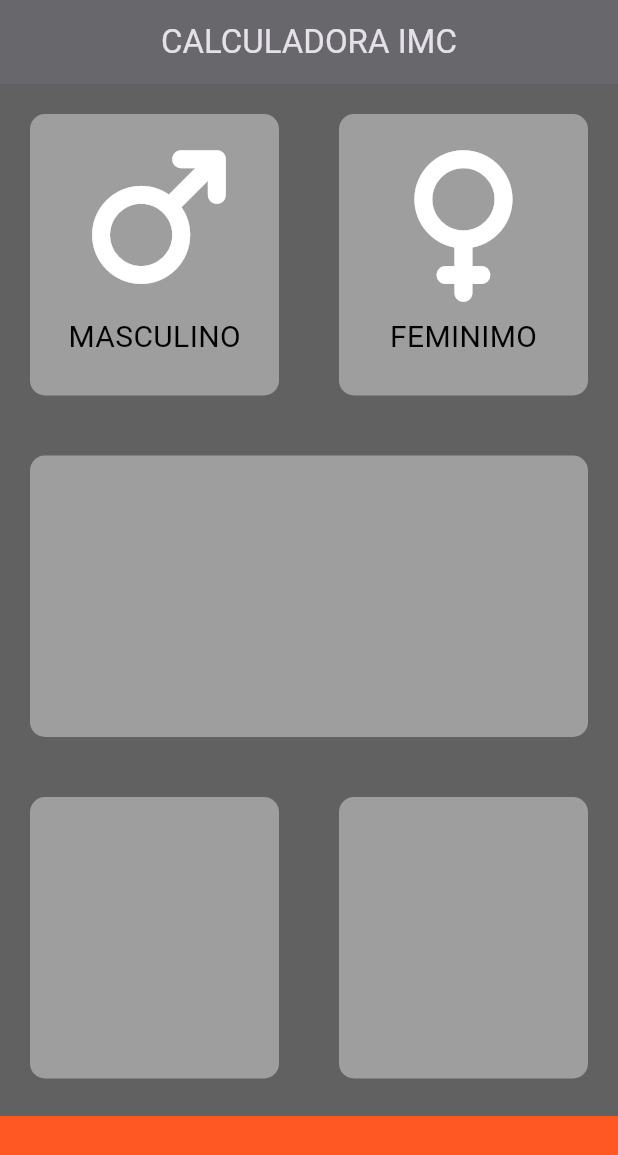
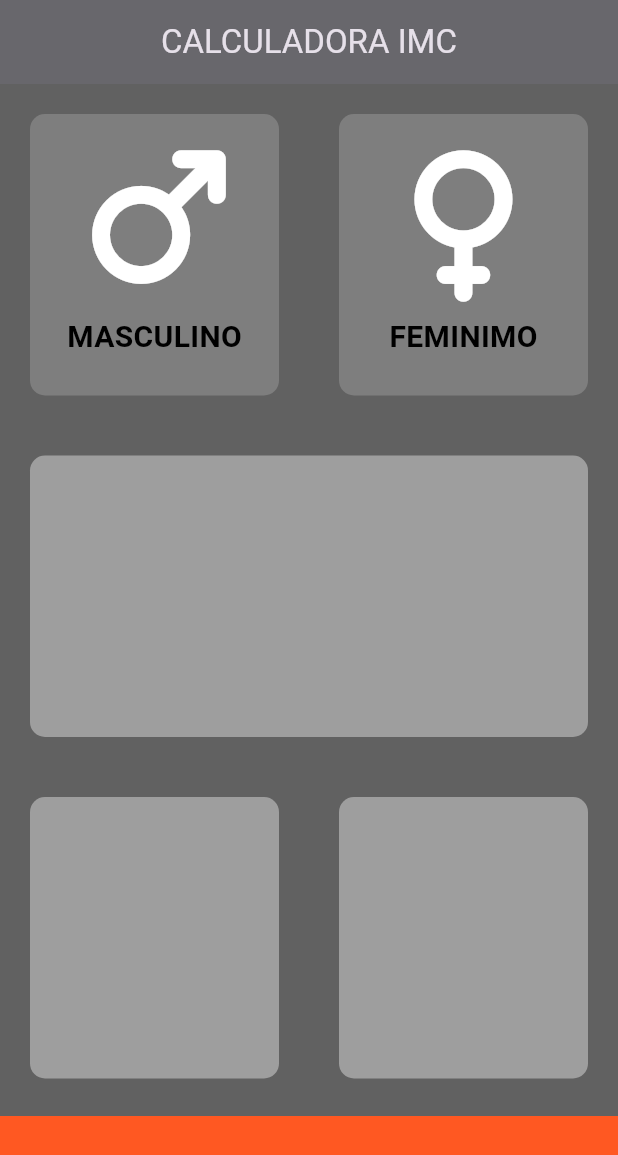
Before and after one commit to PauloDev13/imccalc-flutter, a Flutter app: the screen it shows after launch, on a phone screen of 412 x 824 dp. Shown: the top 1155 px of the screen. Run offline on Flutter 3.47's test engine with Material 3 defaults, Android fonts, the phone set to English and light mode, and no system bars; our stand-ins replace font_awesome_flutter.

Commit message:
Using enums to change card color

```diff
--- /dev/null
+++ b/lib/cartao_padrao.dart
@@ -0,0 +1,25 @@
+import 'package:flutter/material.dart';
+
+class CartaoPadrao extends StatelessWidget {
+  // propriedade que será informada
+  final Color cor;
+  final Widget? filhosCartao;
+  // construtor
+  const CartaoPadrao({
+    super.key,
+    required this.cor,
+    this.filhosCartao,
+  });
+
+  @override
+  Widget build(BuildContext context) {
+    return Container(
+      margin: EdgeInsets.all(20.0),
+      decoration: BoxDecoration(
+        color: cor,
+        borderRadius: BorderRadius.circular(10.0),
+      ),
+      child: filhosCartao,
+    );
+  }
+}
--- /dev/null
+++ b/lib/conteudo_icone.dart
@@ -0,0 +1,36 @@
+import 'package:flutter/material.dart';
+
+const descricaoTextStyle = TextStyle(
+  fontSize: 20.0,
+  color: Colors.black,
+  fontWeight: FontWeight.w600
+);
+
+class ConteudoIcone extends StatelessWidget {
+  final IconData icone;
+  final String descricao;
+
+  const ConteudoIcone({
+    super.key,
+    required this.icone,
+    required this.descricao,
+  });
+
+  @override
+  Widget build(BuildContext context) {
+    return Column(
+      mainAxisAlignment: MainAxisAlignment.center,
+      children: <Widget>[
+        Icon(
+          icone,
+          size: 95.0,
+        ),
+        SizedBox(height: 15.0,),
+        Text(
+          descricao,
+          style: descricaoTextStyle,
+        ),
+      ],
+    );
+  }
+}
--- a/lib/tela_principal.dart
+++ b/lib/tela_principal.dart
@@ -1,9 +1,19 @@
 import 'package:flutter/material.dart';
 import 'package:font_awesome_flutter/font_awesome_flutter.dart';
 
-const ALTURA_CONTAINER_INFERIOR = 80.0;
-const COR_CONTAINER_INFERIOR = Color(0xFFff5822);
-const COR_ATIVA_CARTAO = Color(0xFF9e9e9e);
+// Imports locais
+import 'cartao_padrao.dart';
+import 'conteudo_icone.dart';
+
+const alturaContainerInferior = 80.0;
+const corContainerInferior = Color(0xFFff5822);
+const corAtivaCartao = Color(0xFF9e9e9e);
+const corInativaCartao = Color(0xFF7e7e7e);
+
+enum Genero {
+  masculino,
+  feminino,
+}
 
 class TelaPrincipal extends StatefulWidget {
   const TelaPrincipal({super.key});
@@ -13,6 +23,29 @@ class TelaPrincipal extends StatefulWidget {
 }
 
 class _TelaPrincipalState extends State<TelaPrincipal> {
+  Color corCartaoMasculinoPadrao = corInativaCartao;
+  Color corCartaoFemininoPadrao = corInativaCartao;
+
+  void atualizaCorCartao(Genero sexo) {
+    if (sexo == Genero.masculino) {
+      if (corCartaoMasculinoPadrao == corInativaCartao) {
+        corCartaoMasculinoPadrao = corAtivaCartao;
+        corCartaoFemininoPadrao = corInativaCartao;
+      } else {
+        corCartaoMasculinoPadrao = corInativaCartao;
+      }
+    }
+
+    if (sexo == Genero.feminino) {
+      if (corCartaoFemininoPadrao == corInativaCartao) {
+        corCartaoFemininoPadrao = corAtivaCartao;
+        corCartaoMasculinoPadrao = corInativaCartao;
+      } else {
+        corCartaoFemininoPadrao = corInativaCartao;
+      }
+    }
+  }
+
   @override
   Widget build(BuildContext context) {
     return Scaffold(
@@ -25,20 +58,34 @@ class _TelaPrincipalState extends State<TelaPrincipal> {
             Row(
               children: [
                 Expanded(
+                  child: GestureDetector(
+                    onTap: (){
+                      setState(() {
+                        atualizaCorCartao(Genero.masculino);
+                      });
+                    },
                     child: CartaoPadrao(
-                    cor: COR_ATIVA_CARTAO,
+                      cor: corCartaoMasculinoPadrao,
                       filhosCartao: ConteudoIcone(
                         icone: FontAwesomeIcons.mars,
                         descricao: 'MASCULINO',
                       )
                     ),
                   ),
+                ),
                 Expanded(
+                  child: GestureDetector(
+                    onTap: () {
+                      setState(() {
+                        atualizaCorCartao(Genero.feminino);
+                      });
+                    },
                     child: CartaoPadrao(
-                    cor: COR_ATIVA_CARTAO,
+                      cor: corCartaoFemininoPadrao,
                       filhosCartao: ConteudoIcone(
                         icone: FontAwesomeIcons.venus,
                         descricao: 'FEMINIMO',
+                      ),
                     ),
                   ),
                 ),
@@ -47,7 +94,7 @@ class _TelaPrincipalState extends State<TelaPrincipal> {
           ),
           Expanded(
             child: CartaoPadrao(
-              cor: COR_ATIVA_CARTAO,
+              cor: corAtivaCartao,
             ),
           ),
           Expanded(child:
@@ -55,81 +102,25 @@ class _TelaPrincipalState extends State<TelaPrincipal> {
               children: <Widget>[
                 Expanded(
                   child: CartaoPadrao(
-                    cor: COR_ATIVA_CARTAO,
+                    cor: corAtivaCartao,
                   ),
                 ),
                 Expanded(
                   child: CartaoPadrao(
-                    cor: COR_ATIVA_CARTAO,
+                    cor: corAtivaCartao,
                   ),
                 ),
               ],
             ),
           ),
           Container(
-            color: COR_CONTAINER_INFERIOR,
+            color: corContainerInferior,
             margin: EdgeInsets.only(top: 5.0),
             width: double.infinity,
-            height: ALTURA_CONTAINER_INFERIOR,
+            height: alturaContainerInferior,
           )
         ],
       )
     );
   }
 }
-
-class ConteudoIcone extends StatelessWidget {
-  final IconData icone;
-  final String descricao;
-
-  const ConteudoIcone({
-    super.key,
-    required this.icone,
-    required this.descricao,
-  });
-
-  @override
-  Widget build(BuildContext context) {
-    return Column(
-      mainAxisAlignment: MainAxisAlignment.center,
-      children: <Widget>[
-        Icon(
-          icone,
-          size: 95.0,
-        ),
-        SizedBox(height: 15.0,),
-        Text(
-          descricao,
-          style: TextStyle(
-            fontSize: 20.0,
-            color: Colors.black,
-          ),
-        ),
-      ],
-    );
-  }
-}
-
-class CartaoPadrao extends StatelessWidget {
-  // propriedade que será informada
-  final Color cor;
-  final Widget? filhosCartao;
-  // construtor
-  const CartaoPadrao({
-    super.key,
-    required this.cor,
-    this.filhosCartao,
-  });
-
-  @override
-  Widget build(BuildContext context) {
-    return Container(
-      margin: EdgeInsets.all(20.0),
-      decoration: BoxDecoration(
-        color: cor,
-        borderRadius: BorderRadius.circular(10.0),
-      ),
-      child: filhosCartao,
-    );
-  }
-}
```
Lines whose indentation alone changed are shown as unchanged.
